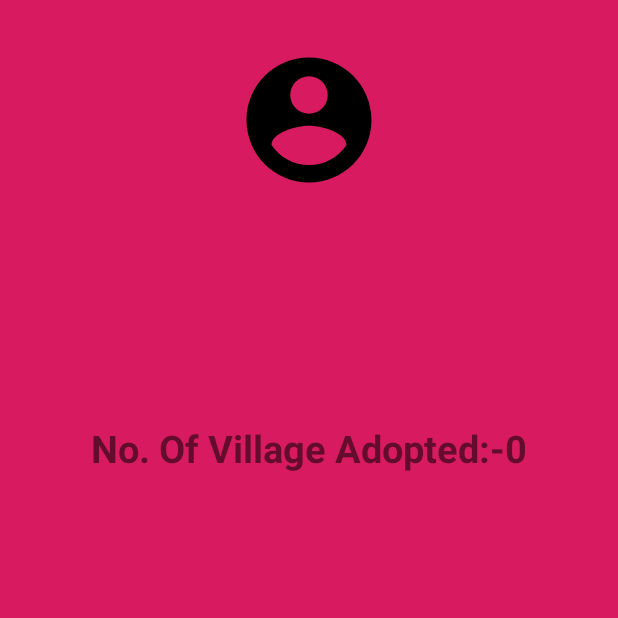
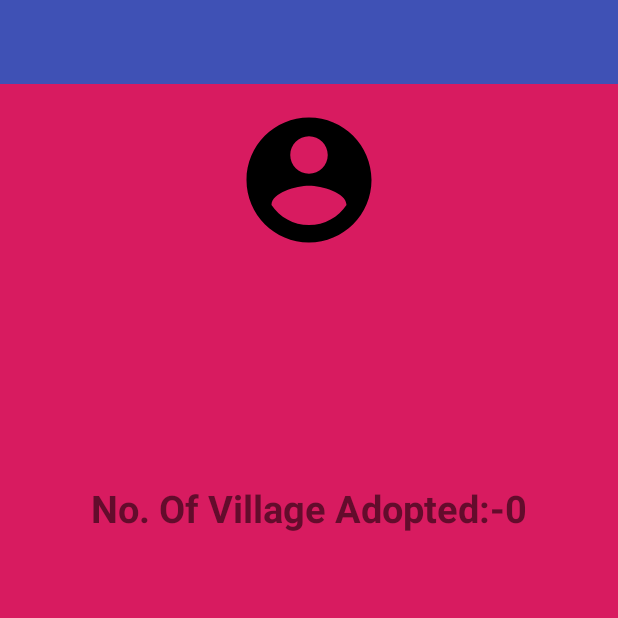
Before and after one commit to himanshuladia/sih2k18, an Android app: the screen it shows after launch once a user with an empty profile is signed in (UserInfoActivity), in the options menu, after a tap on "Settings", on a phone screen of 412 x 824 dp, the top half of it. Run offline under Robolectric (Android 15) with nearby library versions, the light colour scheme and no system bars; our stand-ins replace Firebase (no records; nobody signed in at launch, a user with empty details on screens opened directly); 3 statements that could not run were skipped.

Commit message:
Show List Of All Village

```diff
--- a/app/src/main/AndroidManifest.xml
+++ b/app/src/main/AndroidManifest.xml
@@ -11,7 +11,7 @@
         android:roundIcon="@mipmap/ic_launcher_round"
         android:supportsRtl="true"
         android:theme="@style/AppTheme">
-        <activity android:name=".VillageActivity">
+        <activity android:name=".MainContent.VillageActivity">
             <intent-filter>
                 <action android:name="android.intent.action.MAIN" />
 
@@ -21,6 +21,7 @@
         <activity android:name=".Login.SignInActivity" />
         <activity android:name=".Login.SignUpActivity"></activity>
         <activity android:name=".UserWork.UserInfoActivity"></activity>
+        <activity android:name=".UserWork.VillageAdoptionActivity"></activity>
 
 
     </application>
--- a/app/src/main/java/com/example/android/grampanchyatbeta/Login/SignInActivity.java
+++ b/app/src/main/java/com/example/android/grampanchyatbeta/Login/SignInActivity.java
@@ -1,8 +1,6 @@
 package com.example.android.grampanchyatbeta.Login;
 
-import android.app.Activity;
 import android.app.ProgressDialog;
-import android.content.Context;
 import android.content.Intent;
 import android.support.annotation.NonNull;
 import android.support.v7.app.AppCompatActivity;
@@ -15,7 +13,7 @@ import android.widget.TextView;
 import android.widget.Toast;
 
 import com.example.android.grampanchyatbeta.R;
-import com.example.android.grampanchyatbeta.VillageActivity;
+import com.example.android.grampanchyatbeta.MainContent.VillageActivity;
 import com.google.android.gms.tasks.OnCompleteListener;
 import com.google.android.gms.tasks.Task;
 import com.google.firebase.auth.AuthResult;
--- a/app/src/main/java/com/example/android/grampanchyatbeta/Login/SignUpActivity.java
+++ b/app/src/main/java/com/example/android/grampanchyatbeta/Login/SignUpActivity.java
@@ -12,7 +12,7 @@ import android.widget.EditText;
 import android.widget.Toast;
 
 import com.example.android.grampanchyatbeta.R;
-import com.example.android.grampanchyatbeta.VillageActivity;
+import com.example.android.grampanchyatbeta.MainContent.VillageActivity;
 import com.google.android.gms.tasks.OnCompleteListener;
 import com.google.android.gms.tasks.Task;
 import com.google.firebase.auth.AuthResult;
--- /dev/null
+++ b/app/src/main/java/com/example/android/grampanchyatbeta/MainContent/VillageActivity.java
@@ -0,0 +1,122 @@
+package com.example.android.grampanchyatbeta.MainContent;
+
+import android.app.ProgressDialog;
+import android.content.Intent;
+import android.support.v7.app.AppCompatActivity;
+import android.os.Bundle;
+import android.support.v7.widget.Toolbar;
+import android.view.Menu;
+import android.view.MenuItem;
+import android.view.View;
+import android.widget.AdapterView;
+import android.widget.ListView;
+
+import com.example.android.grampanchyatbeta.Login.SignInActivity;
+import com.example.android.grampanchyatbeta.R;
+import com.example.android.grampanchyatbeta.UserWork.UserInfoActivity;
+import com.example.android.grampanchyatbeta.UserWork.VillageAdoptionActivity;
+import com.example.android.grampanchyatbeta.UserWork.VillageAdapter;
+import com.example.android.grampanchyatbeta.VillageInformation;
+import com.google.firebase.auth.FirebaseAuth;
+import com.google.firebase.database.DataSnapshot;
+import com.google.firebase.database.DatabaseError;
+import com.google.firebase.database.DatabaseReference;
+import com.google.firebase.database.FirebaseDatabase;
+import com.google.firebase.database.ValueEventListener;
+
+import java.util.ArrayList;
+
+public class VillageActivity extends AppCompatActivity {
+    private FirebaseAuth mAuth;
+    private Toolbar mToolBar;
+    private ListView villageListView;
+    private ArrayList<VillageInformation> informationVillage;
+    private ProgressDialog progressDialog;
+    DatabaseReference villageDataBase;
+    private VillageAdapter villageAdapter;
+    @Override
+    protected void onCreate(Bundle savedInstanceState) {
+        super.onCreate(savedInstanceState);
+        setContentView(R.layout.activity_village);
+
+        mAuth=FirebaseAuth.getInstance();
+        //Check whether user is already login in or not
+        if(mAuth.getCurrentUser()==null) {
+            startActivity(new Intent(this, SignInActivity.class));
+            finish();
+        }
+        progressDialog=(ProgressDialog)new ProgressDialog(this);
+        informationVillage=new ArrayList<>();
+        villageListView=(ListView)findViewById(R.id.village_list_view);
+            villageDataBase= FirebaseDatabase.getInstance().getReference().child("Village");
+            mToolBar=(Toolbar)findViewById(R.id.tool_bar_village);
+        setSupportActionBar(mToolBar);
+        getSupportActionBar().setTitle(R.string.village_activity_toolbar_title);
+
+
+    }
+
+    @Override
+    protected void onStart() {
+        super.onStart();
+        progressDialog.setMessage(getApplicationContext().getResources().getString(R.string.village_progress_dialog));
+        progressDialog.show();
+        villageDataBase.addValueEventListener(new ValueEventListener() {
+            @Override
+            public void onDataChange(DataSnapshot dataSnapshot) {
+                informationVillage.clear();
+                for(DataSnapshot villageSnapshot: dataSnapshot.getChildren())
+                {
+
+                    String nameVillage=villageSnapshot.child("nameVillage").getValue().toString();
+                    String location=villageSnapshot.child("location").getValue().toString();
+                    String villageRanking=villageSnapshot.child("villageRanking").getValue().toString();
+                    String villageRating=villageSnapshot.child("villageRating").getValue().toString();
+                    VillageInformation mTemporaryVillage=new VillageInformation(location,nameVillage,villageRanking,villageRating);
+                    informationVillage.add(mTemporaryVillage);
+
+                }
+                progressDialog.dismiss();
+                 villageAdapter =new VillageAdapter(VillageActivity.this,informationVillage);
+                villageListView.setAdapter(villageAdapter);
+            }
+
+            @Override
+            public void onCancelled(DatabaseError databaseError) {
+
+            }
+        });
+
+    }
+
+    @Override
+    public boolean onCreateOptionsMenu(Menu menu) {
+         super.onCreateOptionsMenu(menu);
+
+        getMenuInflater().inflate(R.menu.villagesetting,menu);
+        return true;
+    }
+
+    @Override
+    public boolean onOptionsItemSelected(MenuItem item) {
+         super.onOptionsItemSelected(item);
+        if(item.getItemId()==R.id.village_adopted_menu)
+        {
+            startActivity(new Intent(VillageActivity.this,VillageAdoptionActivity.class));
+            return true;
+        }
+        if(item.getItemId()==R.id.log_out_menu)
+        {
+            mAuth.signOut();
+            startActivity(new Intent(VillageActivity.this,SignInActivity.class));
+            finish();
+        }
+        if(item.getItemId()==R.id.settings_menu)
+        {
+            startActivity(new Intent(VillageActivity.this, UserInfoActivity.class));
+
+        }
+        return true;
+
+    }
+}
--- a/app/src/main/java/com/example/android/grampanchyatbeta/VillageActivity.java
+++ /dev/null
@@ -1,62 +0,0 @@
-package com.example.android.grampanchyatbeta;
-
-import android.content.Intent;
-import android.support.v7.app.AppCompatActivity;
-import android.os.Bundle;
-import android.support.v7.widget.Toolbar;
-import android.view.Menu;
-import android.view.MenuItem;
-
-import com.example.android.grampanchyatbeta.Login.SignInActivity;
-import com.example.android.grampanchyatbeta.UserWork.UserInfoActivity;
-import com.google.firebase.auth.FirebaseAuth;
-
-public class VillageActivity extends AppCompatActivity {
-    private FirebaseAuth mAuth;
-    private Toolbar mToolBar;
-    @Override
-    protected void onCreate(Bundle savedInstanceState) {
-        super.onCreate(savedInstanceState);
-        setContentView(R.layout.activity_village);
-
-        mAuth=FirebaseAuth.getInstance();
-        //Check whether user is already login in or not
-        if(mAuth.getCurrentUser()==null) {
-            startActivity(new Intent(this, SignInActivity.class));
-            finish();
-        }
-            mToolBar=(Toolbar)findViewById(R.id.tool_bar);
-        setSupportActionBar(mToolBar);
-        getSupportActionBar().setTitle(R.string.village_activity_toolbar_title);
-    }
-
-    @Override
-    public boolean onCreateOptionsMenu(Menu menu) {
-         super.onCreateOptionsMenu(menu);
-
-        getMenuInflater().inflate(R.menu.villagesetting,menu);
-        return true;
-    }
-
-    @Override
-    public boolean onOptionsItemSelected(MenuItem item) {
-         super.onOptionsItemSelected(item);
-        if(item.getItemId()==R.id.village_adopted_menu)
-        {
-
-        }
-        if(item.getItemId()==R.id.log_out_menu)
-        {
-            mAuth.signOut();
-            startActivity(new Intent(VillageActivity.this,SignInActivity.class));
-            finish();
-        }
-        if(item.getItemId()==R.id.settings_menu)
-        {
-            startActivity(new Intent(VillageActivity.this, UserInfoActivity.class));
-
-        }
-        return true;
-
-    }
-}
--- a/app/src/main/res/layout/activity_user_info.xml
+++ b/app/src/main/res/layout/activity_user_info.xml
@@ -4,6 +4,14 @@
     android:layout_width="match_parent"
     android:layout_height="match_parent"
     android:background="@color/colorBackground">
+
+    <android.support.v7.widget.Toolbar
+        android:id="@+id/user_info_tool_bar"
+        android:layout_width="match_parent"
+        android:layout_height="?attr/actionBarSize"
+        android:background="@color/colorPrimary">
+
+    </android.support.v7.widget.Toolbar>
 
     <ImageView
         android:id="@+id/user_info_profile_picture"
@@ -12,7 +20,7 @@
         android:layout_gravity="center"
         android:layout_alignParentTop="true"
         android:layout_centerHorizontal="true"
-        android:layout_marginTop="30dp"
+        android:layout_marginTop="70dp"
         android:src="@drawable/chat_structure_profile" />
 
     <TextView
--- a/app/src/main/res/values/colors.xml
+++ b/app/src/main/res/values/colors.xml
@@ -5,4 +5,13 @@
     <color name="colorAccent">#FF4081</color>
     <color name="colorBackground">#D81B60</color>
     <color name="colorButton">#CE93D8</color>
+
+
+    //Rating Color
+    <color name="ratingcolor5">#0B7E20</color>
+    <color name="ratingcolor4">#12FF3D</color>
+    <color name="ratingcolor3">#F2EC13</color>
+    <color name="ratingcolor2">#EC980C</color>
+    <color name="ratingcolor1">#F80606</color>
+
 </resources>
--- a/app/src/main/res/values/strings.xml
+++ b/app/src/main/res/values/strings.xml
@@ -3,6 +3,7 @@
 
     //VillageActivity
     <string name="village_activity_toolbar_title">Villages</string>
+    <string name="village_progress_dialog">Loading</string>
 
     //Village Menu
     <string name="menu_village_adopted">Village Adopted</string>
@@ -35,6 +36,8 @@
     <string name="user_info_display_email">Email</string>
     <string name="user_info_toast_error">Loading Failed</string>
 
+    //VillageAdoptionActivity
+    <string name="village_adoption_toolbar_tiltle">Village Adopted</string>
 
 
 </resources>
```
Also changed, not shown: app/src/main/java/com/example/android/grampanchyatbeta/UserWork/VillageAdapter.java (added, +84 -0 lines), app/src/main/java/com/example/android/grampanchyatbeta/UserWork/VillageAdoptionActivity.java (+103 -0 lines), app/src/main/java/com/example/android/grampanchyatbeta/VillageInformation.java (added, +39 -0 lines), app/src/main/res/drawable/bordervillage.xml (added, +8 -0 lines), app/src/main/res/drawable/magnitude_circle.xml (added, +10 -0 lines), app/src/main/res/drawable/magnitude_rectangle.xml (added, +7 -0 lines), app/src/main/res/layout/activity_village.xml (+13 -2 lines), app/src/main/res/layout/activity_village_adoption.xml (added, +27 -0 lines), app/src/main/res/layout/villagestructure.xml (added, +67 -0 lines).
